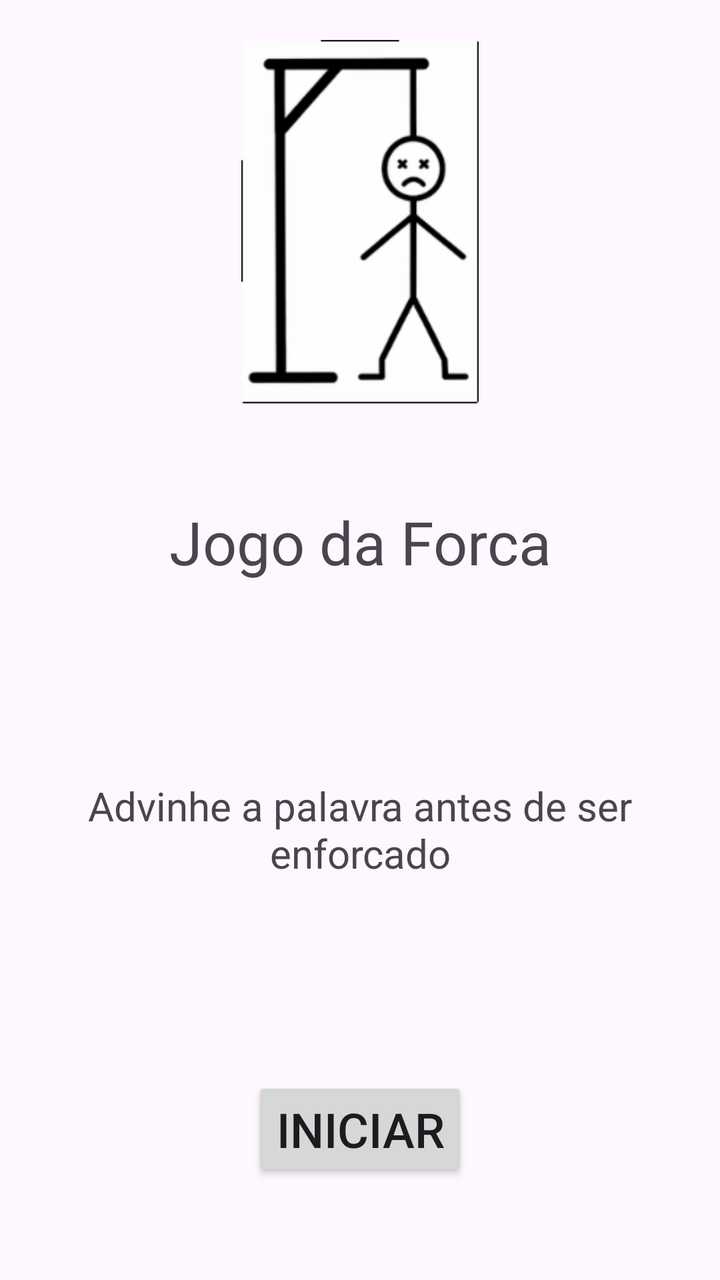
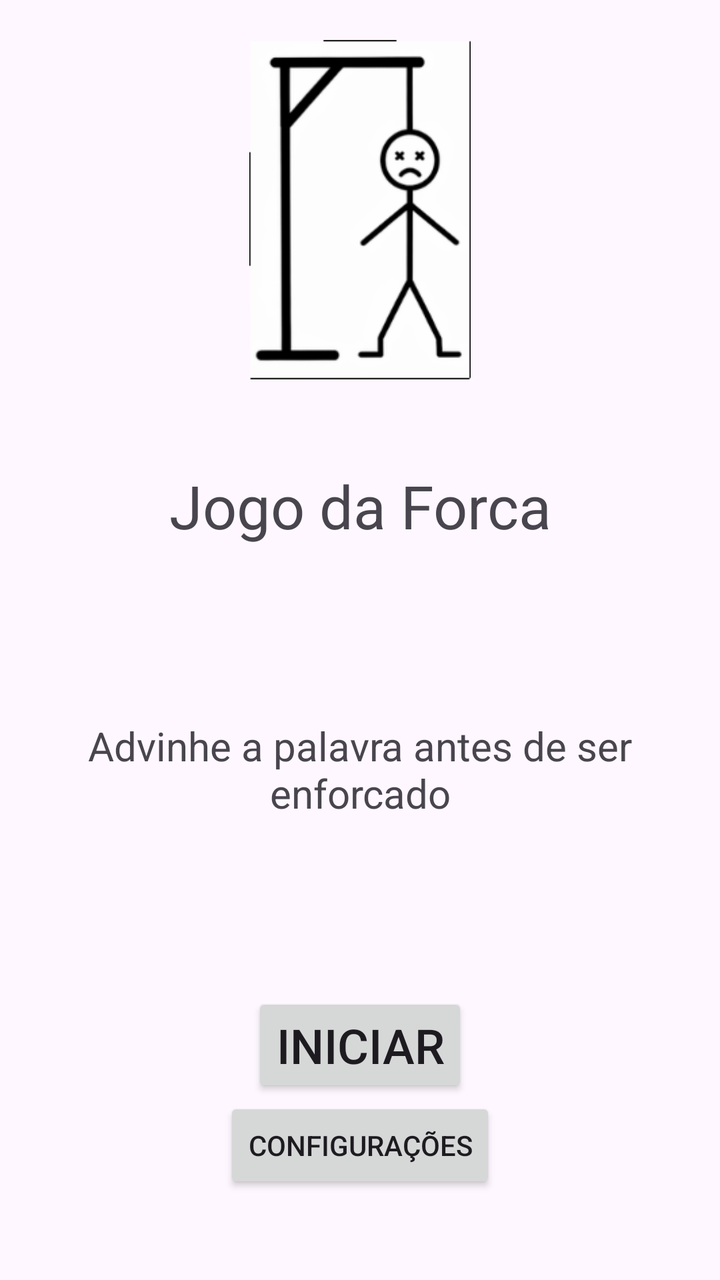

The first picture is an Android layout as it rendered before a commit; the second is the same layout after the commit. The layout source and the unified diff follow.
<!-- AndroidManifest.xml: application theme Theme.Forca -->
<!-- res/layout/activity_main.xml -->
<?xml version="1.0" encoding="utf-8"?>
<LinearLayout xmlns:android="http://schemas.android.com/apk/res/android"
    xmlns:app="http://schemas.android.com/apk/res-auto"
    xmlns:tools="http://schemas.android.com/tools"
    android:id="@+id/main"
    android:layout_width="match_parent"
    android:layout_height="match_parent"
    android:orientation="vertical"
    tools:context=".MainActivity">

    <LinearLayout
        android:layout_width="match_parent"
        android:layout_height="wrap_content"
        android:layout_weight="0.25"
        android:gravity="center"
        android:orientation="vertical">

        <ImageView
            android:id="@+id/imageView2"
            android:layout_width="match_parent"
            android:layout_height="match_parent"
            android:layout_marginTop="20dp"
            app:srcCompat="@drawable/forca_10_9" />
    </LinearLayout>

    <LinearLayout
        android:layout_width="match_parent"
        android:layout_height="wrap_content"
        android:layout_weight="0.25"
        android:gravity="center"
        android:orientation="vertical">

        <TextView
            android:id="@+id/textView"
            android:layout_width="match_parent"
            android:layout_height="wrap_content"
            android:gravity="center"
            android:text="Jogo da Forca"
            android:textSize="30sp" />
    </LinearLayout>

    <LinearLayout
        android:layout_width="match_parent"
        android:layout_height="wrap_content"
        android:layout_weight="0.25"
        android:gravity="center"
        android:orientation="vertical">

        <TextView
            android:id="@+id/textView2"
            android:layout_width="match_parent"
            android:layout_height="wrap_content"
            android:gravity="center"
            android:text="Advinhe a palavra antes de ser enforcado"
            android:textSize="20sp" />
    </LinearLayout>

    <LinearLayout
        android:layout_width="match_parent"
        android:layout_height="wrap_content"
        android:layout_weight="0.25"
        android:gravity="center"
        android:orientation="vertical">

        <Button
            android:id="@+id/id1"
            android:layout_width="wrap_content"
            android:layout_height="wrap_content"
            android:text="Iniciar"
            android:textSize="24sp" />
    </LinearLayout>

</LinearLayout>
<!-- resources referenced by this layout -->
<resources>
  <!-- drawable forca_10_9: png bitmap (drawable-hdpi, 8804 bytes) -->
  <style name="Theme.Forca" parent="Base.Theme.Forca" />
  <style name="Base.Theme.Forca" parent="Theme.Material3.DayNight.NoActionBar">
          
          
      </style>
</resources>

<!-- the commit's change to res/layout/activity_main.xml (unified diff, before → after) -->
@@ -68,6 +68,12 @@
             android:layout_height="wrap_content"
             android:text="Iniciar"
             android:textSize="24sp" />
+
+        <Button
+            android:id="@+id/miguel"
+            android:layout_width="wrap_content"
+            android:layout_height="wrap_content"
+            android:text="Configurações" />
     </LinearLayout>
 
 </LinearLayout>
